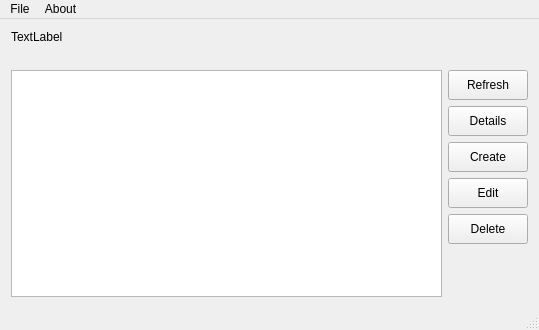
Above: mainwindow.ui from gboduljak/cross-tasky before the change. Below: the same form after it.
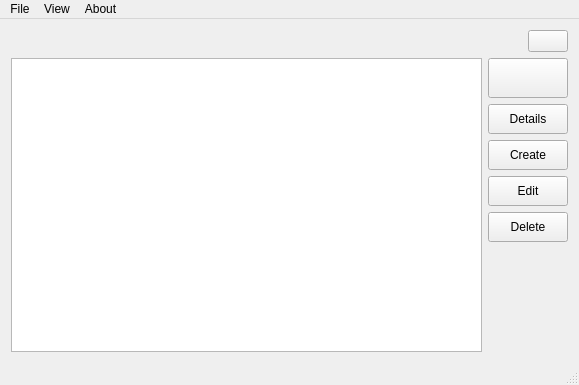
That is the form after the change. Icons and pictures are not drawn.

Commit message: implemented and finished create and details view, improved gui, added database

What changed in the file:
```diff
--- a/mainwindow.ui
+++ b/mainwindow.ui
@@ -6,8 +6,8 @@
    <rect>
     <x>0</x>
     <y>0</y>
-    <width>539</width>
-    <height>330</height>
+    <width>579</width>
+    <height>385</height>
    </rect>
   </property>
   <property name="windowTitle">
@@ -18,27 +18,51 @@
     <item row="0" column="0">
      <layout class="QVBoxLayout" name="verticalLayout_2">
       <item>
-       <widget class="QLabel" name="label">
-        <property name="text">
-         <string>TextLabel</string>
-        </property>
-       </widget>
-      </item>
-      <item>
-       <spacer name="verticalSpacer">
-        <property name="orientation">
-         <enum>Qt::Vertical</enum>
-        </property>
-        <property name="sizeType">
-         <enum>QSizePolicy::Fixed</enum>
-        </property>
-        <property name="sizeHint" stdset="0">
-         <size>
-          <width>20</width>
-          <height>20</height>
-         </size>
-        </property>
-       </spacer>
+       <layout class="QHBoxLayout" name="horizontalLayout_3">
+        <item>
+         <widget class="QLabel" name="label">
+          <property name="autoFillBackground">
+           <bool>true</bool>
+          </property>
+          <property name="text">
+           <string/>
+          </property>
+          <property name="pixmap">
+           <pixmap resource="resource.qrc">:/logo.png</pixmap>
+          </property>
+         </widget>
+        </item>
+        <item>
+         <spacer name="horizontalSpacer">
+          <property name="orientation">
+           <enum>Qt::Horizontal</enum>
+          </property>
+          <property name="sizeHint" stdset="0">
+           <size>
+            <width>40</width>
+            <height>20</height>
+           </size>
+          </property>
+         </spacer>
+        </item>
+        <item>
+         <widget class="QPushButton" name="exitButton">
+          <property name="text">
+           <string/>
+          </property>
+          <property name="icon">
+           <iconset resource="resource.qrc">
+            <normaloff>:/icon-error.png</normaloff>:/icon-error.png</iconset>
+          </property>
+          <property name="iconSize">
+           <size>
+            <width>32</width>
+            <height>32</height>
+           </size>
+          </property>
+         </widget>
+        </item>
+       </layout>
       </item>
       <item>
        <layout class="QHBoxLayout" name="horizontalLayout">
@@ -52,7 +76,7 @@
             <property name="minimumSize">
              <size>
               <width>0</width>
-              <height>30</height>
+              <height>40</height>
              </size>
             </property>
             <property name="sizeIncrement">
@@ -62,7 +86,17 @@
              </size>
             </property>
             <property name="text">
-             <string>Refresh</string>
+             <string/>
+            </property>
+            <property name="icon">
+             <iconset resource="resource.qrc">
+              <normaloff>:/icon-refresh.png</normaloff>:/icon-refresh.png</iconset>
+            </property>
+            <property name="iconSize">
+             <size>
+              <width>30</width>
+              <height>30</height>
+             </size>
             </property>
            </widget>
           </item>
@@ -151,7 +185,7 @@
     <rect>
      <x>0</x>
      <y>0</y>
-     <width>539</width>
+     <width>579</width>
      <height>21</height>
     </rect>
    </property>
@@ -163,11 +197,18 @@
    </widget>
    <widget class="QMenu" name="menuAbout">
     <property name="title">
+     <string>View</string>
+    </property>
+    <addaction name="actionTable_View"/>
+   </widget>
+   <widget class="QMenu" name="menuAbout_2">
+    <property name="title">
      <string>About</string>
     </property>
    </widget>
    <addaction name="menuFile"/>
    <addaction name="menuAbout"/>
+   <addaction name="menuAbout_2"/>
   </widget>
   <widget class="QStatusBar" name="statusBar"/>
   <action name="actionCreate">
```
Left out of the diff: 63 changed lines with no effect on the pictures. The commit also changes 29 other files.
